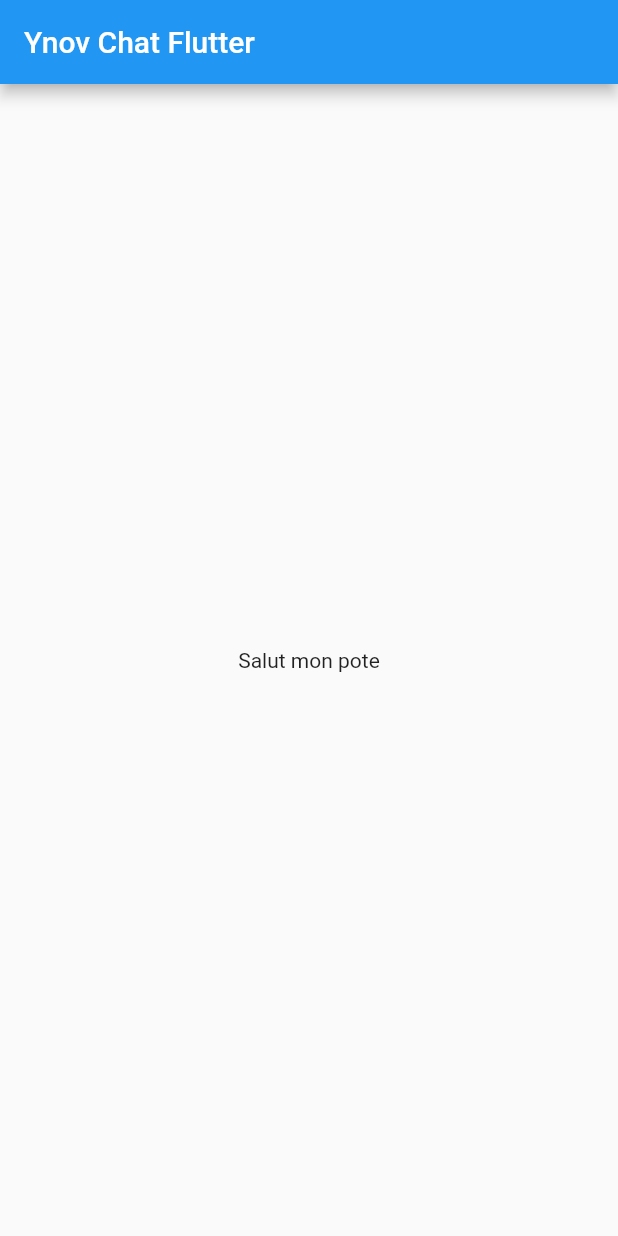
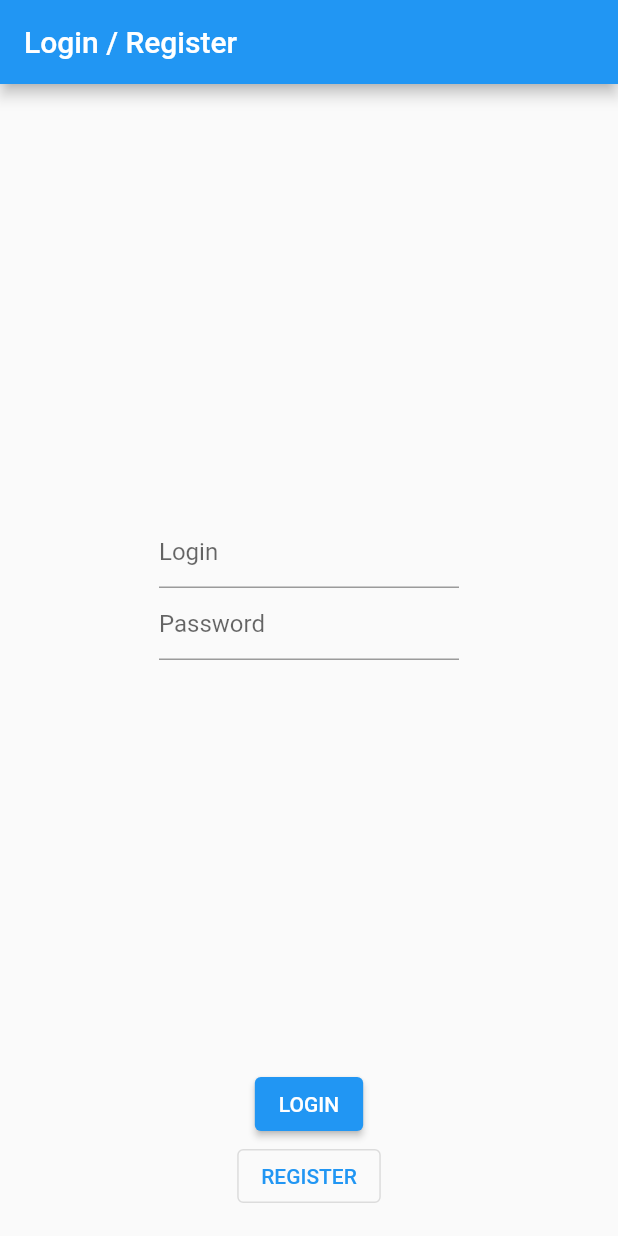
Before and after one commit to adrienvaucard/ynovchat-flutter, a Flutter app: the screen it shows after launch, on a phone screen of 412 x 824 dp. Run offline on Flutter 3.47's test engine with Material 2 defaults, Android fonts, the phone set to English and light mode, and no system bars.

Commit message:
feat(login): prepare API Call

```diff
--- /dev/null
+++ b/lib/LoginPage.dart
@@ -0,0 +1,77 @@
+import 'package:flutter/cupertino.dart';
+import 'package:flutter/material.dart';
+
+class LoginPage extends StatefulWidget {
+  late TextEditingController tecId, tecPwd;
+
+  LoginPage({Key? key}) : super(key: key) {
+    tecId = TextEditingController();
+    tecPwd = TextEditingController();
+  }
+
+  @override
+  State<LoginPage> createState() => _LoginPageState();
+}
+
+class _LoginPageState extends State<LoginPage> {
+  @override
+  Widget build(BuildContext context) {
+    return Scaffold(
+      appBar: AppBar(
+        title: Text("Login / Register"),
+      ),
+      body: Padding(
+        padding: const EdgeInsets.all(16.0),
+        child: Center(
+          child: Column(
+            children: [
+              const Spacer(),
+              SizedBox(
+                width: 200.0,
+                child:  TextFormField(
+                  controller: widget.tecId,
+                  decoration: const InputDecoration(
+                      hintText: "Login"
+                  ),
+                ),
+              ),
+              SizedBox(
+                width: 200.0,
+                child: TextFormField(
+                  controller: widget.tecPwd,
+                  decoration: const InputDecoration(
+                      hintText: "Password"
+                  ),
+                  obscureText: true,
+                ),
+              ),
+              const Spacer(),
+              ElevatedButton(
+                  onPressed: () => _login(context),
+                  child: Text("Login".toUpperCase(),)
+              ),
+              OutlinedButton(
+                  onPressed: () {},
+                  child: Text("Register".toUpperCase(),)
+              )
+            ],
+          )
+        ),
+      ),
+    );
+  }
+
+  void _login(BuildContext context) {
+    String id = widget.tecId.text;
+    String password = widget.tecPwd.text;
+
+    SnackBar snackbar = SnackBar(
+      content: Text('$id:$password')
+    );
+    ScaffoldMessenger.of(context).showSnackBar(snackbar);
+
+
+    widget.tecId.text = "";
+    widget.tecPwd.text = "";
+  }
+}
--- a/lib/main.dart
+++ b/lib/main.dart
@@ -1,4 +1,5 @@
 import 'package:flutter/material.dart';
+import 'package:ynov_chat_flutter/LoginPage.dart';
 
 import 'MyHomePage.dart';
 
@@ -12,11 +13,11 @@ class MyApp extends StatelessWidget {
   @override
   Widget build(BuildContext context) {
     return MaterialApp(
-      title: 'Flutter Demo',
+      title: 'Ynov Chat',
       theme: ThemeData(
         primarySwatch: Colors.blue,
       ),
-      home: const MyHomePage(title: 'Ynov Chat Flutter'),
+      home: LoginPage(),
     );
   }
 }
--- a/pubspec.yaml
+++ b/pubspec.yaml
@@ -34,6 +34,7 @@ dependencies:
   # The following adds the Cupertino Icons font to your application.
   # Use with the CupertinoIcons class for iOS style icons.
   cupertino_icons: ^1.0.2
+  http: ^0.13.4
 
 dev_dependencies:
   flutter_test:
```
Also changed, not shown: pubspec.lock.
